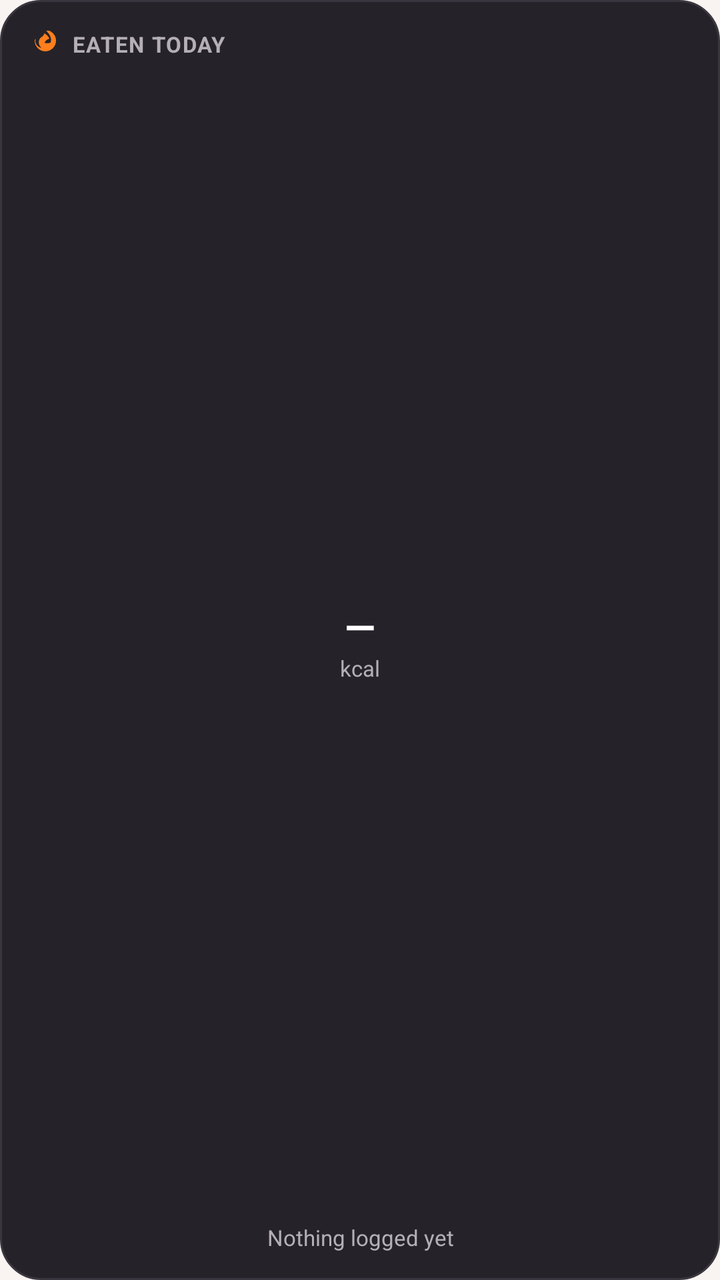
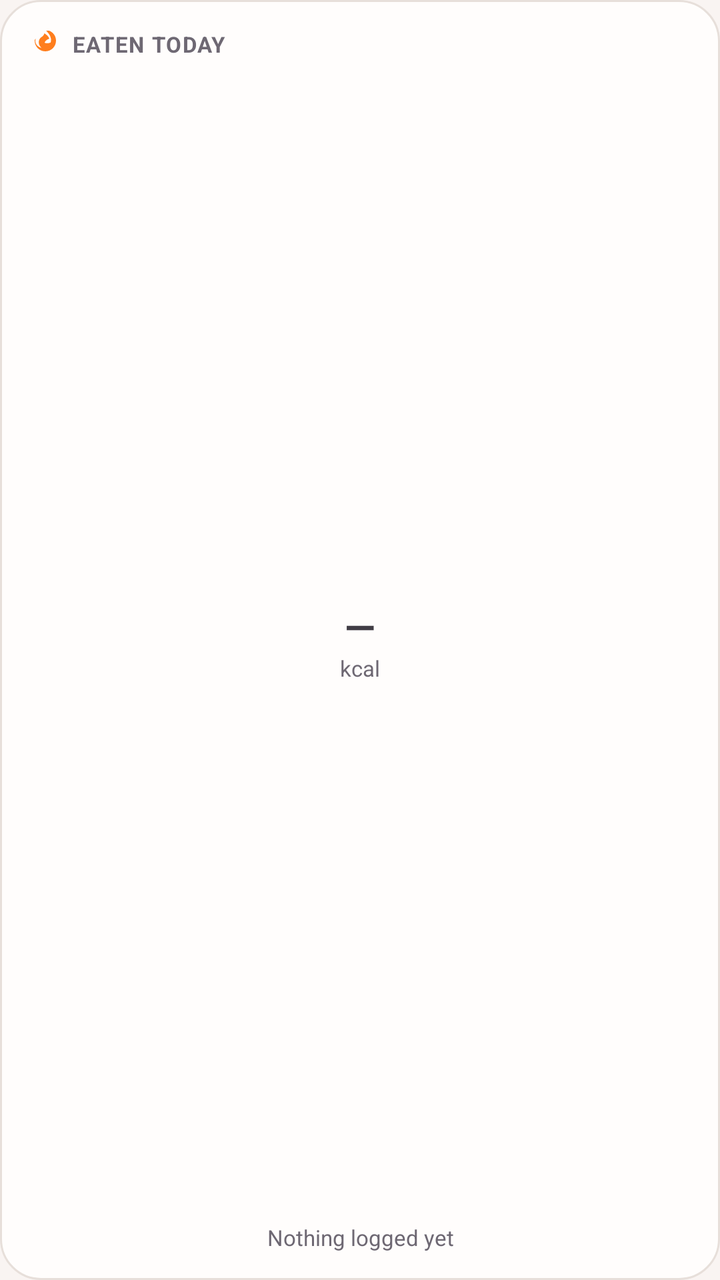

Screens rendered from an Android XML layout before and after an edit, with the pre-edit source and the edit as a unified diff.
<!-- AndroidManifest.xml: application theme Theme.Hangry -->
<!-- res/layout/widget_calories.xml -->
<?xml version="1.0" encoding="utf-8"?>
<LinearLayout xmlns:android="http://schemas.android.com/apk/res/android"
    android:id="@+id/widget_calories_root"
    android:layout_width="match_parent"
    android:layout_height="match_parent"
    android:background="@drawable/bg_widget_surface"
    android:orientation="vertical"
    android:padding="14dp">

    <LinearLayout
        android:layout_width="match_parent"
        android:layout_height="wrap_content"
        android:gravity="center_vertical"
        android:orientation="horizontal">

        <ImageView
            android:layout_width="16dp"
            android:layout_height="16dp"
            android:src="@drawable/ic_widget_flame"
            android:contentDescription="@null" />

        <TextView
            android:layout_width="0dp"
            android:layout_height="wrap_content"
            android:layout_marginStart="6dp"
            android:layout_weight="1"
            android:text="@string/widget_layout_eaten_today"
            android:textColor="#B5AEB8"
            android:textSize="11sp"
            android:textStyle="bold"
            android:letterSpacing="0.05" />

        <TextView
            android:id="@+id/tv_calories_percent"
            android:layout_width="wrap_content"
            android:layout_height="wrap_content"
            android:background="@drawable/bg_widget_chip"
            android:paddingHorizontal="8dp"
            android:paddingVertical="2dp"
            android:text=""
            android:textColor="#FF7E1D"
            android:textSize="11sp"
            android:textStyle="bold"
            android:visibility="gone" />
    </LinearLayout>

    <FrameLayout
        android:layout_width="match_parent"
        android:layout_height="0dp"
        android:layout_marginTop="6dp"
        android:layout_weight="1">

        <ImageView
            android:id="@+id/iv_calories_ring"
            android:layout_width="match_parent"
            android:layout_height="match_parent"
            android:adjustViewBounds="true"
            android:scaleType="fitCenter"
            android:contentDescription="@null" />

        <LinearLayout
            android:layout_width="wrap_content"
            android:layout_height="wrap_content"
            android:layout_gravity="center"
            android:gravity="center_horizontal"
            android:orientation="vertical">

            <TextView
                android:id="@+id/tv_calories_value"
                android:layout_width="wrap_content"
                android:layout_height="wrap_content"
                android:maxLines="1"
                android:text="—"
                android:textColor="#FFFFFF"
                android:textSize="20sp"
                android:textStyle="bold" />

            <TextView
                android:layout_width="wrap_content"
                android:layout_height="wrap_content"
                android:text="@string/widget_layout_kcal"
                android:textColor="#B5AEB8"
                android:textSize="11sp" />
        </LinearLayout>
    </FrameLayout>

    <TextView
        android:id="@+id/tv_calories_subtitle"
        android:layout_width="match_parent"
        android:layout_height="wrap_content"
        android:layout_marginTop="6dp"
        android:ellipsize="end"
        android:gravity="center_horizontal"
        android:maxLines="1"
        android:text="@string/widget_layout_nothing_logged_yet"
        android:textColor="#B5AEB8"
        android:textSize="11sp" />
</LinearLayout>
<!-- resources referenced by this layout -->
<resources>
  <!-- drawable bg_widget_chip (drawable) -->
  <?xml version="1.0" encoding="utf-8"?>
  <shape xmlns:android="http://schemas.android.com/apk/res/android"
      android:shape="rectangle">
      <solid android:color="#2F2C33" />
      <corners android:radius="12dp" />
  </shape>
  <!-- drawable bg_widget_surface (drawable) -->
  <?xml version="1.0" encoding="utf-8"?>
  <shape xmlns:android="http://schemas.android.com/apk/res/android"
      android:shape="rectangle">
      <solid android:color="#252329" />
      <corners android:radius="20dp" />
      <stroke
          android:width="1dp"
          android:color="#3A363F" />
  </shape>
  <!-- drawable ic_widget_flame (drawable) -->
  <vector xmlns:android="http://schemas.android.com/apk/res/android"
      android:width="24dp"
      android:height="24dp"
      android:viewportWidth="24"
      android:viewportHeight="24">
      <path
          android:fillColor="#FF7E1D"
          android:pathData="M12,12.9c0,-2.36 1.76,-4.27 3.99,-4.85C15.54,6.44 14.07,5.08 12.3,4c-0.29,1.1 -0.99,2.07 -2,2.67C9.39,7.22 8.79,7.99 8.44,8.88 7.37,11.58 8.84,14.6 11.53,15.67c0.29,0.12 0.47,0.38 0.47,0.69v0.54c2.81,-0.5 4.95,-2.96 4.95,-5.9 0,-0.03 0,-0.07 0,-0.1 -1.41,0.61 -3.05,0.76 -4.47,0.18 -0.3,-0.12 -0.48,-0.41 -0.48,-0.74v-0.44zM13.5,2c0.05,0.04 0.1,0.08 0.15,0.13 1.94,1.86 3.61,4.19 3.61,6.87 0,3.31 -2.69,6 -6,6 -1.52,0 -2.9,-0.57 -3.96,-1.5 -1.06,-0.93 -1.74,-2.27 -1.78,-3.77 0,-0.6 0.11,-1.18 0.31,-1.73C5.38,8.24 5,8.85 5,9.5c0,4.42 3.58,8 8,8s8,-3.58 8,-8c0,-3.45 -2.18,-6.4 -5.25,-7.5C14.73,2 14.12,2 13.5,2z" />
  </vector>
  <string name="widget_layout_eaten_today">EATEN TODAY</string>
  <string name="widget_layout_kcal">kcal</string>
  <string name="widget_layout_nothing_logged_yet">Nothing logged yet</string>
  <style name="Theme.Hangry" parent="android:Theme.Material.NoActionBar">
          <item name="android:windowBackground">@color/brand_cream</item>
          <item name="android:statusBarColor">@android:color/transparent</item>
          <item name="android:navigationBarColor">@android:color/transparent</item>
          <item name="android:windowLightStatusBar">true</item>
          <item name="android:windowLightNavigationBar">true</item>
      </style>
  <color name="brand_cream">#FFF9F4F2</color>
</resources>

<!-- the commit's change to res/layout/widget_calories.xml (unified diff, before → after) -->
@@ -25,7 +25,7 @@
             android:layout_marginStart="6dp"
             android:layout_weight="1"
             android:text="@string/widget_layout_eaten_today"
-            android:textColor="#B5AEB8"
+            android:textColor="@color/widget_text_secondary"
             android:textSize="11sp"
             android:textStyle="bold"
             android:letterSpacing="0.05" />
@@ -38,7 +38,7 @@
             android:paddingHorizontal="8dp"
             android:paddingVertical="2dp"
             android:text=""
-            android:textColor="#FF7E1D"
+            android:textColor="@color/widget_orange"
             android:textSize="11sp"
             android:textStyle="bold"
             android:visibility="gone" />
@@ -71,7 +71,7 @@
                 android:layout_height="wrap_content"
                 android:maxLines="1"
                 android:text="—"
-                android:textColor="#FFFFFF"
+                android:textColor="@color/widget_text"
                 android:textSize="20sp"
                 android:textStyle="bold" />
 
@@ -79,7 +79,7 @@
                 android:layout_width="wrap_content"
                 android:layout_height="wrap_content"
                 android:text="@string/widget_layout_kcal"
-                android:textColor="#B5AEB8"
+                android:textColor="@color/widget_text_secondary"
                 android:textSize="11sp" />
         </LinearLayout>
     </FrameLayout>
@@ -93,6 +93,6 @@
         android:gravity="center_horizontal"
         android:maxLines="1"
         android:text="@string/widget_layout_nothing_logged_yet"
-        android:textColor="#B5AEB8"
+        android:textColor="@color/widget_text_secondary"
         android:textSize="11sp" />
 </LinearLayout>
<!-- resource entries referenced after the edit -->
@@ -1,21 +1,24 @@
 <!-- resources referenced by this layout -->
 <resources>
+  <color name="widget_orange">#FF7E1D</color>
+  <color name="widget_text">#FFFFFF</color>
+  <color name="widget_text_secondary">#B5AEB8</color>
   <!-- drawable bg_widget_chip (drawable) -->
   <?xml version="1.0" encoding="utf-8"?>
   <shape xmlns:android="http://schemas.android.com/apk/res/android"
       android:shape="rectangle">
-      <solid android:color="#2F2C33" />
+      <solid android:color="@color/widget_track" />
       <corners android:radius="12dp" />
   </shape>
   <!-- drawable bg_widget_surface (drawable) -->
   <?xml version="1.0" encoding="utf-8"?>
   <shape xmlns:android="http://schemas.android.com/apk/res/android"
       android:shape="rectangle">
-      <solid android:color="#252329" />
+      <solid android:color="@color/widget_surface" />
       <corners android:radius="20dp" />
       <stroke
           android:width="1dp"
-          android:color="#3A363F" />
+          android:color="@color/widget_outline" />
   </shape>
   <!-- drawable ic_widget_flame (drawable) -->
   <vector xmlns:android="http://schemas.android.com/apk/res/android"
@@ -37,6 +40,9 @@
           <item name="android:windowLightStatusBar">true</item>
           <item name="android:windowLightNavigationBar">true</item>
       </style>
+  <color name="widget_track">#2F2C33</color>
+  <color name="widget_surface">#252329</color>
+  <color name="widget_outline">#3A363F</color>
   <color name="brand_cream">#FFF9F4F2</color>
 </resources>
 
